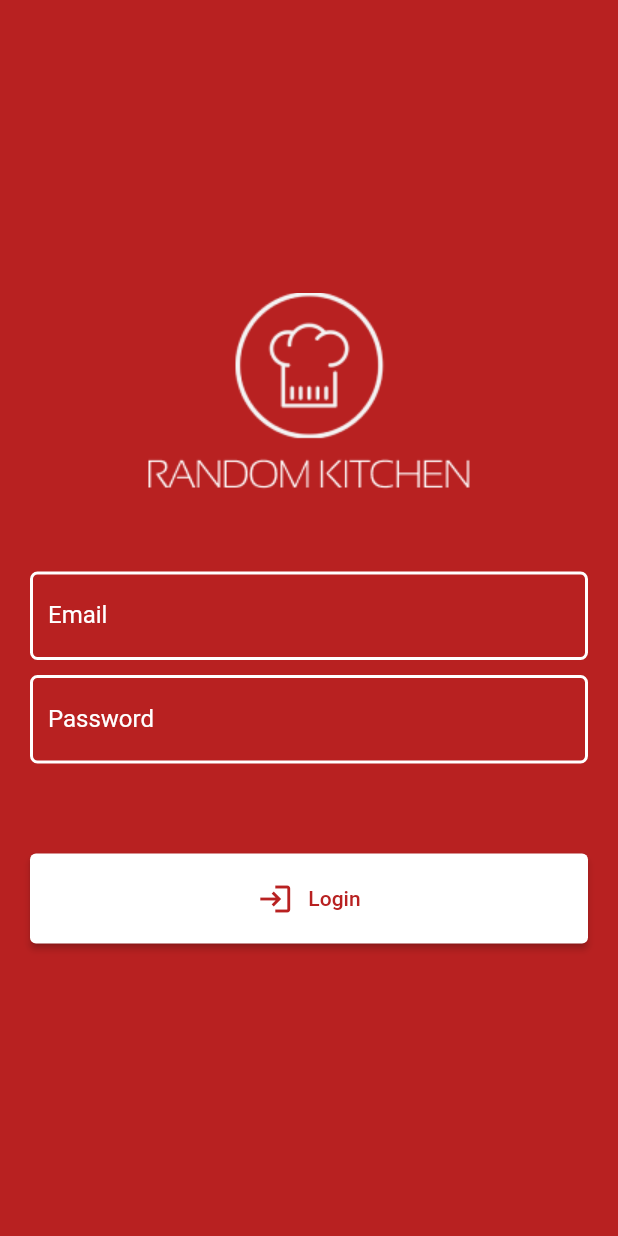
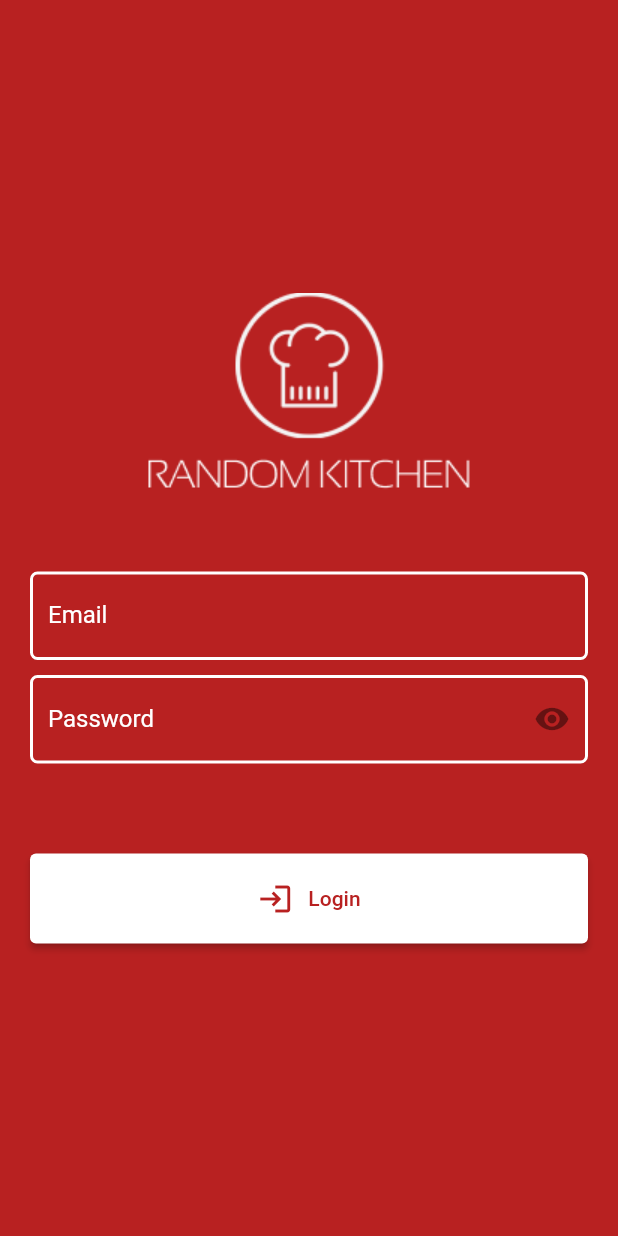
Before and after one commit to edsonsilvajr/projetoMOBILE, a Flutter app: the screen it shows after launch, on a phone screen of 412 x 824 dp. Run offline on Flutter 3.47's test engine with Material 2 defaults, Android fonts, the phone set to English and light mode, and no system bars.

Commit message:
moldado para pastas

```diff
--- a/lib/main.dart
+++ b/lib/main.dart
@@ -1,6 +1,6 @@
 import 'package:flutter/material.dart';
 
-import './login.dart';
+import 'pages/login.dart';
 
 void main() {
   runApp(MyApp());
@@ -10,6 +10,7 @@ class MyApp extends StatelessWidget {
   @override
   Widget build(BuildContext context) {
     return MaterialApp(
+      debugShowCheckedModeBanner: false,
       home: Login(),
     );
   }
--- a/lib/login.dart
+++ b/lib/pages/login.dart
@@ -1,7 +1,7 @@
 import 'package:flutter/material.dart';
 
-import './input.dart';
-import './button.dart';
+import '../widgets/input.dart';
+import '../widgets/button.dart';
 
 class Login extends StatefulWidget {
   @override
@@ -20,10 +20,17 @@ class _LoginState extends State<Login> {
             children: [
               Container(
                 margin: EdgeInsets.only(bottom: 50),
-                child: Image.asset('assets/Logo.png'),
+                child: Image.asset(
+                  'assets/Logo.png',
+                ),
               ),
-              Input('Email'),
-              Input('Password'),
+              Input(
+                textInput: 'Email',
+              ),
+              Input(
+                textInput: 'Password',
+                isPassword: true,
+              ),
               Button(
                 buttonLabel: 'Login',
                 buttonIcon: Icons.login,
--- a/lib/input.dart
+++ b/lib/widgets/input.dart
@@ -1,21 +1,39 @@
 import 'package:flutter/material.dart';
 
-class Input extends StatelessWidget {
+class Input extends StatefulWidget {
   final String textInput;
+  final bool isPassword;
 
-  Input(this.textInput);
+  Input({this.textInput, this.isPassword = false});
 
+  @override
+  _InputState createState() => _InputState();
+}
+
+class _InputState extends State<Input> {
+  bool view = false;
   @override
   Widget build(BuildContext context) {
     return Container(
       margin: EdgeInsets.only(bottom: 10),
       child: TextFormField(
+        obscureText: view,
+        keyboardType: TextInputType.visiblePassword,
         cursorColor: Colors.white,
         style: TextStyle(
           color: Colors.white,
         ),
         decoration: InputDecoration(
-          labelText: textInput,
+          suffixIcon: widget.isPassword
+              ? IconButton(
+                  icon: Icon(Icons.remove_red_eye),
+                  onPressed: () {
+                    setState(() {
+                      view = !view;
+                    });
+                  })
+              : null,
+          labelText: widget.textInput,
           fillColor: Colors.white,
           labelStyle: TextStyle(
             color: Colors.white,
```
Also changed, not shown: lib/widgets/button.dart (renamed from lib/button.dart).
